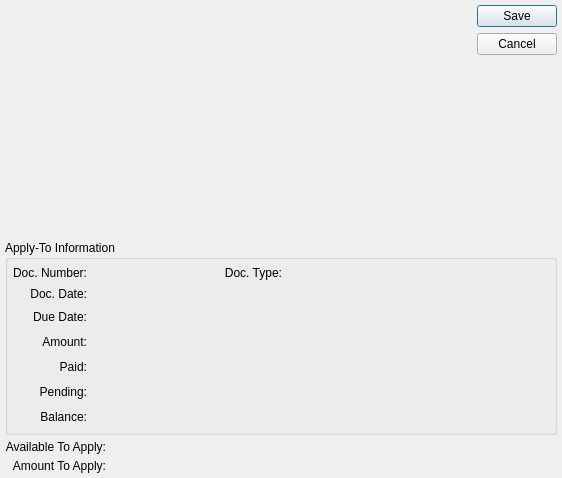
Old version of the form guiclient/arCreditMemoApplication.ui in the repository knowhow/xtuple.
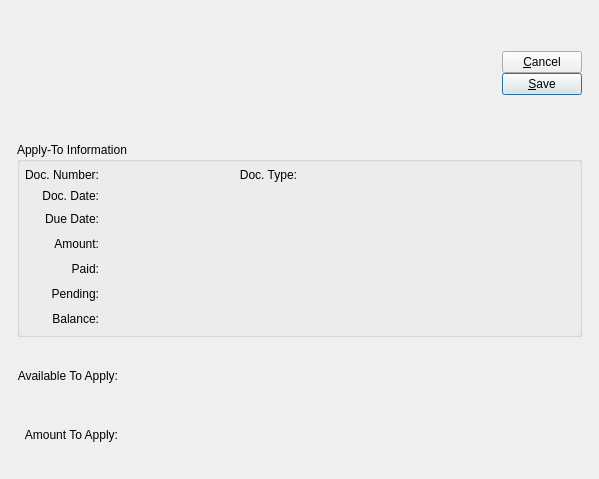
New version of the form. Custom widgets are drawn as their Qt base class.

Patch:
```diff
--- a/guiclient/arCreditMemoApplication.ui
+++ b/guiclient/arCreditMemoApplication.ui
@@ -13,29 +13,96 @@
    <rect>
     <x>0</x>
     <y>0</y>
-    <width>562</width>
-    <height>478</height>
+    <width>599</width>
+    <height>479</height>
    </rect>
   </property>
   <property name="windowTitle">
    <string>Receivables Credit Memo Application</string>
   </property>
+  <layout class="QGridLayout" name="gridLayout_3">
+   <item row="0" column="0">
   <layout class="QGridLayout" name="gridLayout_2">
+     <property name="margin">
+      <number>12</number>
+     </property>
+     <property name="spacing">
+      <number>12</number>
+     </property>
    <item row="0" column="0">
-    <layout class="QHBoxLayout" name="horizontalLayout_6">
+      <layout class="QHBoxLayout">
+       <property name="spacing">
+        <number>7</number>
+       </property>
      <item>
-      <layout class="QVBoxLayout" name="verticalLayout">
+        <layout class="QHBoxLayout">
+         <property name="spacing">
+          <number>0</number>
+         </property>
        <item>
         <widget class="CustCluster" name="_cust"/>
        </item>
        <item>
-        <spacer name="verticalSpacer">
+          <spacer>
+           <property name="orientation">
+            <enum>Qt::Horizontal</enum>
+           </property>
+           <property name="sizeType">
+            <enum>QSizePolicy::Expanding</enum>
+           </property>
+           <property name="sizeHint" stdset="0">
+            <size>
+             <width>41</width>
+             <height>10</height>
+            </size>
+           </property>
+          </spacer>
+         </item>
+        </layout>
+       </item>
+       <item>
+        <layout class="QVBoxLayout">
+         <property name="spacing">
+          <number>0</number>
+         </property>
+         <item>
+          <layout class="QVBoxLayout">
+           <property name="spacing">
+            <number>0</number>
+           </property>
+           <item>
+            <widget class="QPushButton" name="_close">
+             <property name="text">
+              <string>&amp;Cancel</string>
+             </property>
+            </widget>
+           </item>
+           <item>
+            <widget class="QPushButton" name="_save">
+             <property name="text">
+              <string>&amp;Save</string>
+             </property>
+             <property name="autoDefault">
+              <bool>true</bool>
+             </property>
+             <property name="default">
+              <bool>true</bool>
+             </property>
+            </widget>
+           </item>
+          </layout>
+         </item>
+         <item>
+          <spacer>
          <property name="orientation">
           <enum>Qt::Vertical</enum>
          </property>
+           <property name="sizeType">
+            <enum>QSizePolicy::Preferred</enum>
+           </property>
          <property name="sizeHint" stdset="0">
           <size>
-           <width>20</width>
+             <width>10</width>
            <height>0</height>
           </size>
          </property>
@@ -43,7 +110,57 @@
        </item>
       </layout>
      </item>
-     <item>
+      </layout>
+     </item>
+     <item row="2" column="0">
+      <layout class="QGridLayout">
+       <property name="spacing">
+        <number>5</number>
+       </property>
+       <item row="0" column="0">
+        <widget class="QLabel" name="_availableToApplyLit">
+         <property name="text">
+          <string>Available To Apply:</string>
+         </property>
+         <property name="alignment">
+          <set>Qt::AlignRight|Qt::AlignTrailing|Qt::AlignVCenter</set>
+         </property>
+        </widget>
+       </item>
+       <item row="0" column="1">
+        <widget class="CurrCluster" name="_availableToApply">
+         <property name="localControl">
+          <bool>false</bool>
+         </property>
+         <property name="currencyEditable" stdset="0">
+          <bool>false</bool>
+         </property>
+         <property name="enabled">
+          <bool>false</bool>
+         </property>
+        </widget>
+       </item>
+       <item row="1" column="0">
+        <widget class="QLabel" name="_amountToApplyLit">
+         <property name="text">
+          <string>Amount To Apply:</string>
+         </property>
+         <property name="alignment">
+          <set>Qt::AlignRight|Qt::AlignTrailing|Qt::AlignVCenter</set>
+         </property>
+        </widget>
+       </item>
+       <item row="1" column="1">
+        <widget class="CurrCluster" name="_amountToApply">
+         <property name="currencyEditable" stdset="0">
+          <bool>false</bool>
+         </property>
+         <property name="currencyVisible">
+          <bool>false</bool>
+         </property>
+        </widget>
+       </item>
+       <item row="0" column="2" rowspan="2">
       <spacer>
        <property name="orientation">
         <enum>Qt::Horizontal</enum>
@@ -53,22 +170,12 @@
        </property>
        <property name="sizeHint" stdset="0">
         <size>
-         <width>0</width>
-         <height>13</height>
+           <width>132</width>
+           <height>16</height>
         </size>
        </property>
       </spacer>
      </item>
-     <item>
-      <widget class="QDialogButtonBox" name="_buttonBox">
-       <property name="orientation">
-        <enum>Qt::Vertical</enum>
-       </property>
-       <property name="standardButtons">
-        <set>QDialogButtonBox::Cancel|QDialogButtonBox::Save</set>
-       </property>
-      </widget>
-     </item>
     </layout>
    </item>
    <item row="1" column="0">
@@ -376,70 +483,6 @@
      </layout>
     </widget>
    </item>
-   <item row="2" column="0">
-    <layout class="QGridLayout">
-     <property name="spacing">
-      <number>5</number>
-     </property>
-     <item row="0" column="0">
-      <widget class="QLabel" name="_availableToApplyLit">
-       <property name="text">
-        <string>Available To Apply:</string>
-       </property>
-       <property name="alignment">
-        <set>Qt::AlignRight|Qt::AlignTrailing|Qt::AlignVCenter</set>
-       </property>
-      </widget>
-     </item>
-     <item row="0" column="1">
-      <widget class="CurrCluster" name="_availableToApply">
-       <property name="localControl">
-        <bool>false</bool>
-       </property>
-       <property name="currencyEditable" stdset="0">
-        <bool>false</bool>
-       </property>
-       <property name="enabled">
-        <bool>false</bool>
-       </property>
-      </widget>
-     </item>
-     <item row="1" column="0">
-      <widget class="QLabel" name="_amountToApplyLit">
-       <property name="text">
-        <string>Amount To Apply:</string>
-       </property>
-       <property name="alignment">
-        <set>Qt::AlignRight|Qt::AlignTrailing|Qt::AlignVCenter</set>
-       </property>
-      </widget>
-     </item>
-     <item row="1" column="1">
-      <widget class="CurrCluster" name="_amountToApply">
-       <property name="currencyEditable" stdset="0">
-        <bool>false</bool>
-       </property>
-       <property name="currencyVisible">
-        <bool>false</bool>
-       </property>
-      </widget>
-     </item>
-     <item row="0" column="2" rowspan="2">
-      <spacer>
-       <property name="orientation">
-        <enum>Qt::Horizontal</enum>
-       </property>
-       <property name="sizeType">
-        <enum>QSizePolicy::Expanding</enum>
-       </property>
-       <property name="sizeHint" stdset="0">
-        <size>
-         <width>132</width>
-         <height>16</height>
-        </size>
-       </property>
-      </spacer>
-     </item>
     </layout>
    </item>
   </layout>
```
Left out of the diff: 21 changed lines with no effect on the pictures. Lines whose indentation alone changed are shown as unchanged.
